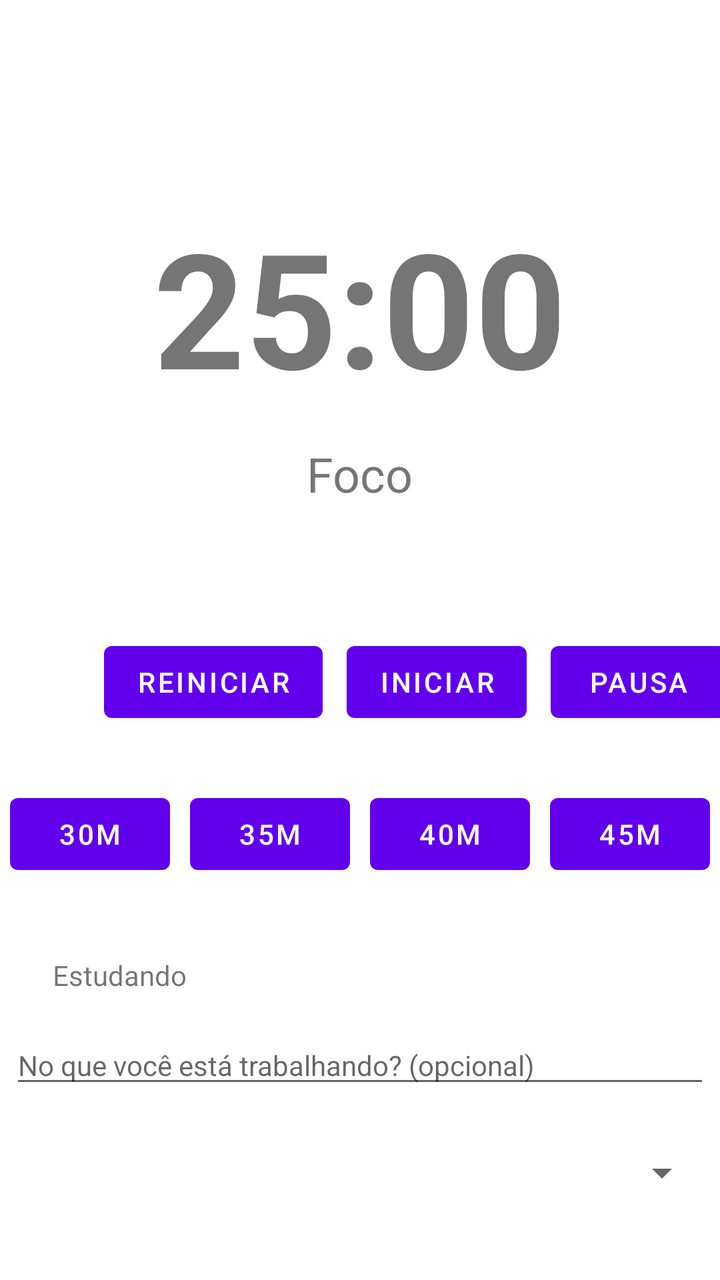
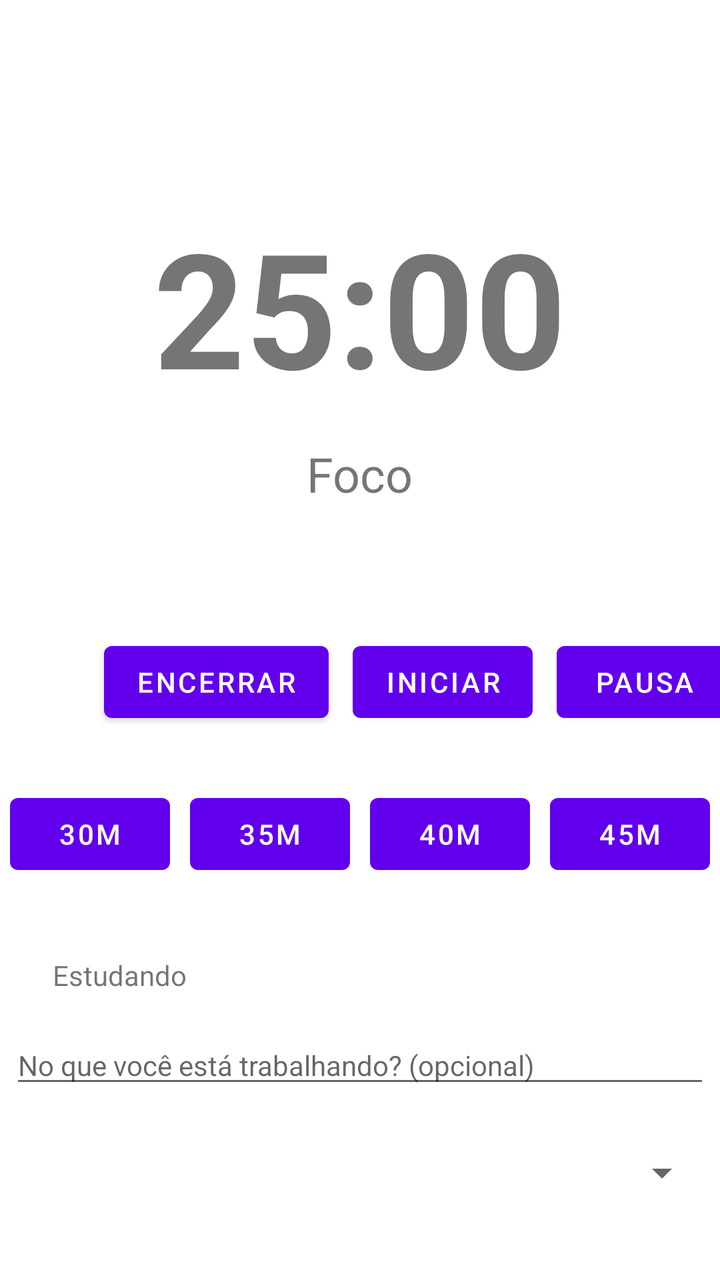

An Android layout rendered at two revisions. The XML below is the earlier revision; the diff shows what the commit changed to produce the second picture.
<!-- AndroidManifest.xml: application theme Theme.MesaEstudo -->
<!-- res/layout/fragment_timer_clock.xml -->
<?xml version="1.0" encoding="utf-8"?>
<androidx.constraintlayout.widget.ConstraintLayout xmlns:android="http://schemas.android.com/apk/res/android"
    xmlns:app="http://schemas.android.com/apk/res-auto"
    xmlns:tools="http://schemas.android.com/tools"
    android:id="@+id/frameLayout5"
    android:layout_width="match_parent"
    android:layout_height="match_parent"
    tools:context=".ui.timer.TimerClockFragment" >

    <TextView
        android:id="@+id/tvTimer"
        android:layout_width="wrap_content"
        android:layout_height="wrap_content"
        android:layout_marginTop="100dp"
        android:text="25:00"
        android:textSize="80sp"
        android:textStyle="bold"
        app:layout_constraintEnd_toEndOf="parent"
        app:layout_constraintStart_toStartOf="parent"
        app:layout_constraintTop_toTopOf="parent" />

    <TextView
        android:id="@+id/textView15"
        android:layout_width="wrap_content"
        android:layout_height="wrap_content"
        android:layout_marginTop="14dp"
        android:text="Foco"
        android:textSize="24sp"
        app:layout_constraintEnd_toEndOf="parent"
        app:layout_constraintStart_toStartOf="parent"
        app:layout_constraintTop_toBottomOf="@+id/tvTimer" />

    <Button
        android:id="@+id/button2"
        android:layout_width="wrap_content"
        android:layout_height="wrap_content"
        android:layout_marginStart="52dp"
        android:layout_marginTop="64dp"
        android:text="Reiniciar"
        app:layout_constraintStart_toStartOf="parent"
        app:layout_constraintTop_toBottomOf="@+id/textView15" />

    <Button
        android:id="@+id/button"
        android:layout_width="wrap_content"
        android:layout_height="wrap_content"
        android:layout_marginStart="12dp"
        android:layout_marginTop="64dp"
        android:text="Iniciar"
        app:layout_constraintStart_toEndOf="@+id/button2"
        app:layout_constraintTop_toBottomOf="@+id/textView15" />

    <Button
        android:id="@+id/button3"
        android:layout_width="wrap_content"
        android:layout_height="wrap_content"
        android:layout_marginStart="12dp"
        android:layout_marginTop="64dp"
        android:text="Pausa"
        app:layout_constraintStart_toEndOf="@+id/button"
        app:layout_constraintTop_toBottomOf="@+id/textView15" />

    <RadioGroup
        android:id="@+id/radioGroup"
        android:layout_width="350dp"
        android:layout_height="69dp"
        android:layout_marginTop="28dp"
        android:orientation="horizontal"
        app:layout_constraintEnd_toEndOf="parent"
        app:layout_constraintHorizontal_bias="0.5"
        app:layout_constraintStart_toStartOf="parent"
        app:layout_constraintTop_toBottomOf="@+id/button">

        <Button
            android:id="@+id/button5"
            android:layout_width="80dp"
            android:layout_height="wrap_content"
            android:layout_marginEnd="10dp"
            android:text="30m" />

        <Button
            android:id="@+id/button6"
            android:layout_width="80dp"
            android:layout_height="wrap_content"
            android:layout_marginEnd="10dp"
            android:text="35m" />

        <Button
            android:id="@+id/button7"
            android:layout_width="80dp"
            android:layout_height="wrap_content"
            android:layout_marginEnd="10dp"
            android:text="40m" />

        <Button
            android:id="@+id/button8"
            android:layout_width="80dp"
            android:layout_height="wrap_content"
            android:text="45m" />
    </RadioGroup>

    <TextView
        android:id="@+id/textView16"
        android:layout_width="wrap_content"
        android:layout_height="wrap_content"
        android:layout_marginTop="16dp"
        android:text="Estudando"
        app:layout_constraintEnd_toEndOf="parent"
        app:layout_constraintHorizontal_bias="0.09"
        app:layout_constraintStart_toStartOf="parent"
        app:layout_constraintTop_toBottomOf="@+id/radioGroup" />

    <EditText
        android:id="@+id/editTextText"
        android:layout_width="350dp"
        android:layout_height="wrap_content"
        android:layout_marginTop="16dp"
        android:ems="10"
        android:hint="No que você está trabalhando? (opcional)"
        android:inputType="text"
        android:textSize="14sp"
        app:layout_constraintEnd_toEndOf="parent"
        app:layout_constraintHorizontal_bias="0.508"
        app:layout_constraintStart_toStartOf="parent"
        app:layout_constraintTop_toBottomOf="@+id/textView16" />

    <Spinner
        android:id="@+id/spinner"
        android:layout_width="350dp"
        android:layout_height="35dp"
        android:layout_marginTop="20dp"
        app:layout_constraintEnd_toEndOf="parent"
        app:layout_constraintHorizontal_bias="0.508"
        app:layout_constraintStart_toStartOf="parent"
        app:layout_constraintTop_toBottomOf="@+id/editTextText" />

</androidx.constraintlayout.widget.ConstraintLayout>
<!-- resources referenced by this layout -->
<resources>
  <style name="Theme.MesaEstudo" parent="Theme.MaterialComponents.DayNight.DarkActionBar">
          
          <item name="colorPrimary">@color/purple_500</item>
          <item name="colorPrimaryVariant">@color/purple_700</item>
          <item name="colorOnPrimary">@color/white</item>
          
          <item name="colorSecondary">@color/teal_200</item>
          <item name="colorSecondaryVariant">@color/teal_700</item>
          <item name="colorOnSecondary">@color/black</item>
          
          <item name="android:statusBarColor">?attr/colorPrimaryVariant</item>
          
      </style>
  <color name="purple_500">#FF6200EE</color>
  <color name="purple_700">#FF3700B3</color>
  <color name="white">#FFFFFFFF</color>
  <color name="teal_200">#FF03DAC5</color>
  <color name="teal_700">#FF018786</color>
  <color name="black">#FF000000</color>
</resources>

<!-- the commit's change to res/layout/fragment_timer_clock.xml (unified diff, before → after) -->
@@ -36,7 +36,7 @@
         android:layout_height="wrap_content"
         android:layout_marginStart="52dp"
         android:layout_marginTop="64dp"
-        android:text="Reiniciar"
+        android:text="@string/btn_encerrar"
         app:layout_constraintStart_toStartOf="parent"
         app:layout_constraintTop_toBottomOf="@+id/textView15" />
 
<!-- resource entries referenced after the edit -->
@@ -1,5 +1,6 @@
 <!-- resources referenced by this layout -->
 <resources>
+  <string name="btn_encerrar">Encerrar</string>
   <style name="Theme.MesaEstudo" parent="Theme.MaterialComponents.DayNight.DarkActionBar">
           
           <item name="colorPrimary">@color/purple_500</item>
